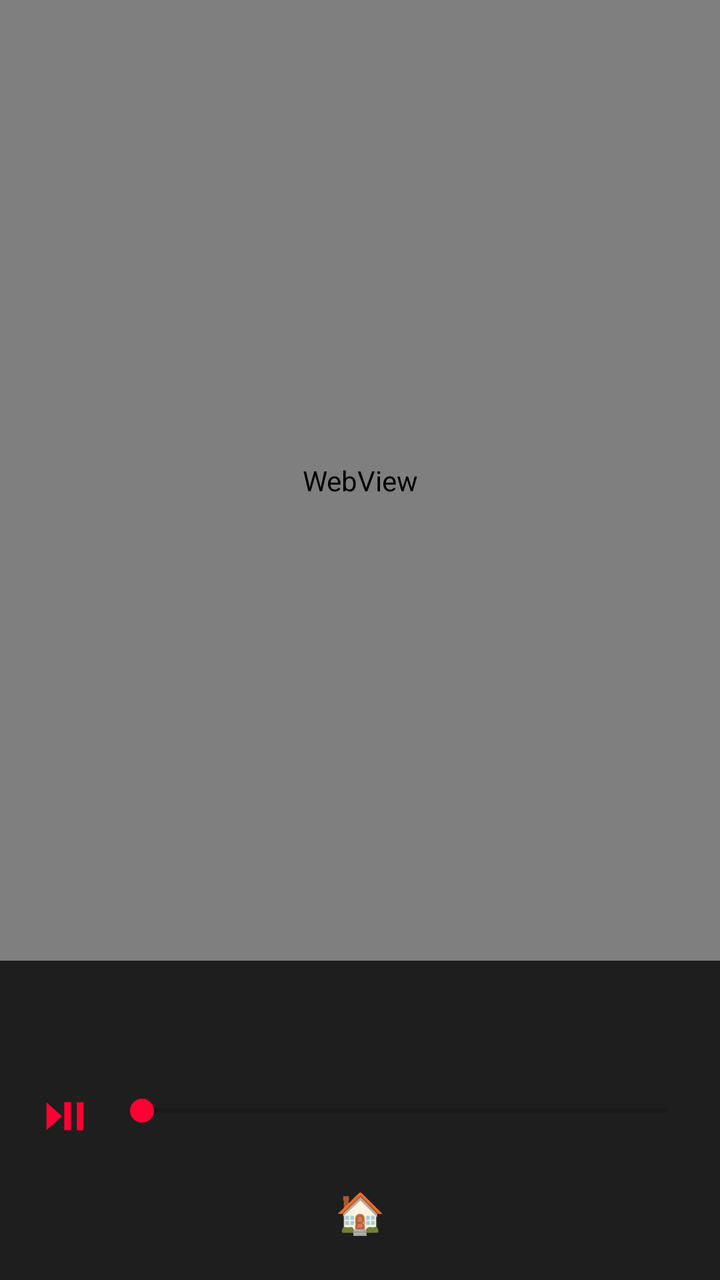
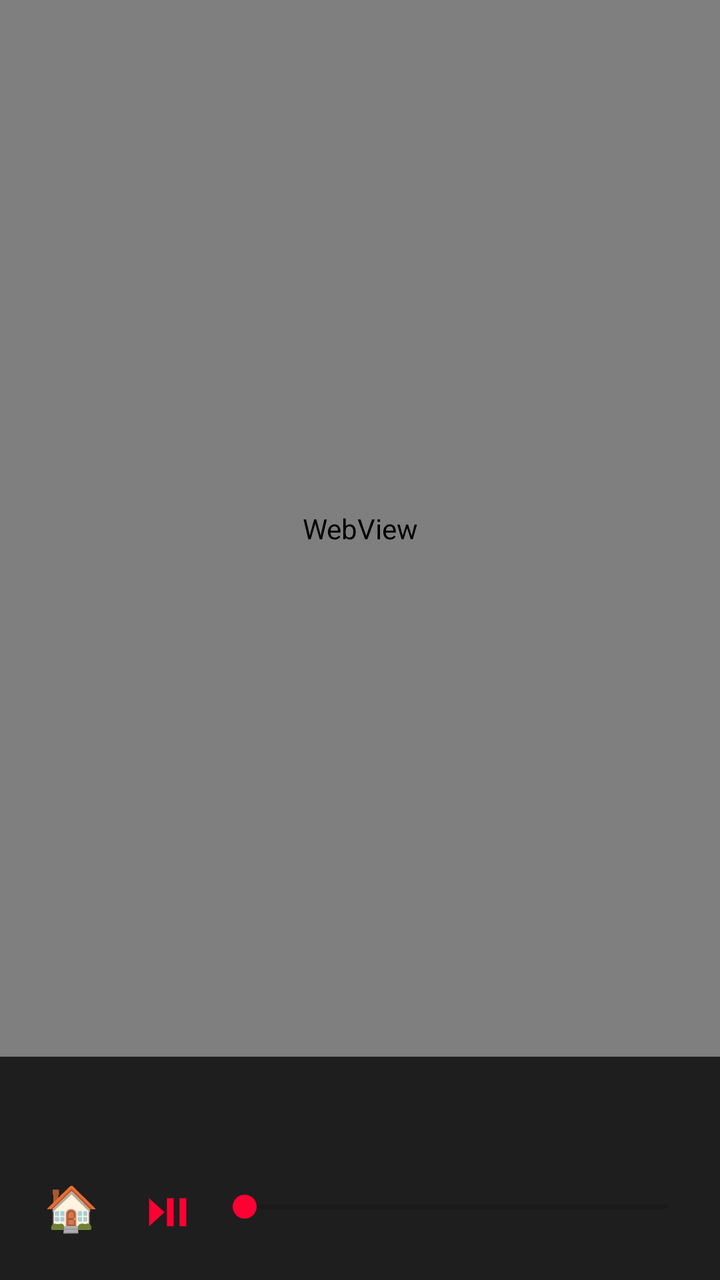

Screens rendered from an Android XML layout before and after an edit, with the pre-edit source and the edit as a unified diff.
<!-- AndroidManifest.xml: application theme Theme.YtCar -->
<!-- res/layout/activity_main.xml -->
<?xml version="1.0" encoding="utf-8"?>
<LinearLayout xmlns:android="http://schemas.android.com/apk/res/android"
    android:layout_width="match_parent"
    android:layout_height="match_parent"
    android:fitsSystemWindows="true"
    android:orientation="vertical">

    <WebView
        android:id="@+id/web"
        android:layout_width="match_parent"
        android:layout_height="0dp"
        android:layout_weight="1" />

    <LinearLayout
        android:layout_width="match_parent"
        android:layout_height="wrap_content"
        android:background="@color/panel"
        android:orientation="vertical"
        android:padding="10dp">

        <TextView
            android:id="@+id/status"
            android:layout_width="match_parent"
            android:layout_height="wrap_content"
            android:textColor="#BBBBBB"
            android:textSize="12sp" />

        <TextView
            android:id="@+id/title"
            android:layout_width="match_parent"
            android:layout_height="wrap_content"
            android:ellipsize="end"
            android:maxLines="1"
            android:paddingTop="2dp"
            android:textColor="#FFFFFF"
            android:textSize="15sp"
            android:textStyle="bold" />

        <LinearLayout
            android:layout_width="match_parent"
            android:layout_height="wrap_content"
            android:gravity="center_vertical"
            android:orientation="horizontal">

            <Button android:id="@+id/btnPlay" style="?android:attr/buttonBarButtonStyle"
                android:layout_width="wrap_content" android:layout_height="wrap_content"
                android:minWidth="0dp" android:text="⏯" android:textSize="24sp" />

            <SeekBar
                android:id="@+id/seek"
                android:layout_width="0dp"
                android:layout_height="wrap_content"
                android:layout_weight="1" />

            <TextView
                android:id="@+id/time"
                android:layout_width="wrap_content"
                android:layout_height="wrap_content"
                android:textColor="#BBBBBB"
                android:textSize="12sp" />
        </LinearLayout>

        <LinearLayout
            android:layout_width="match_parent"
            android:layout_height="wrap_content"
            android:orientation="horizontal">

            <Button android:id="@+id/btnHome" style="?android:attr/buttonBarButtonStyle"
                android:layout_width="0dp" android:layout_height="wrap_content" android:layout_weight="1"
                android:text="🏠" android:textSize="20sp" />
        </LinearLayout>

    </LinearLayout>
</LinearLayout>
<!-- resources referenced by this layout -->
<resources>
  <color name="panel">#1E1E1E</color>
  <style name="Theme.YtCar" parent="Theme.AppCompat.DayNight.NoActionBar">
          <item name="colorPrimary">#FF0033</item>
          <item name="colorAccent">#FF0033</item>
      </style>
</resources>

<!-- the commit's change to res/layout/activity_main.xml (unified diff, before → after) -->
@@ -42,6 +42,10 @@
             android:gravity="center_vertical"
             android:orientation="horizontal">
 
+            <Button android:id="@+id/btnHome" style="?android:attr/buttonBarButtonStyle"
+                android:layout_width="wrap_content" android:layout_height="wrap_content"
+                android:minWidth="0dp" android:text="🏠" android:textSize="22sp" />
+
             <Button android:id="@+id/btnPlay" style="?android:attr/buttonBarButtonStyle"
                 android:layout_width="wrap_content" android:layout_height="wrap_content"
                 android:minWidth="0dp" android:text="⏯" android:textSize="24sp" />
@@ -60,15 +64,6 @@
                 android:textSize="12sp" />
         </LinearLayout>
 
-        <LinearLayout
-            android:layout_width="match_parent"
-            android:layout_height="wrap_content"
-            android:orientation="horizontal">
-
-            <Button android:id="@+id/btnHome" style="?android:attr/buttonBarButtonStyle"
-                android:layout_width="0dp" android:layout_height="wrap_content" android:layout_weight="1"
-                android:text="🏠" android:textSize="20sp" />
-        </LinearLayout>
 
     </LinearLayout>
 </LinearLayout>
